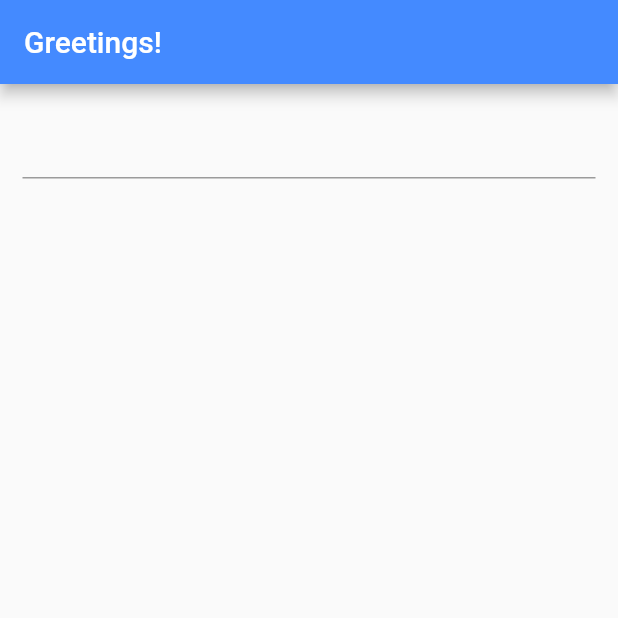
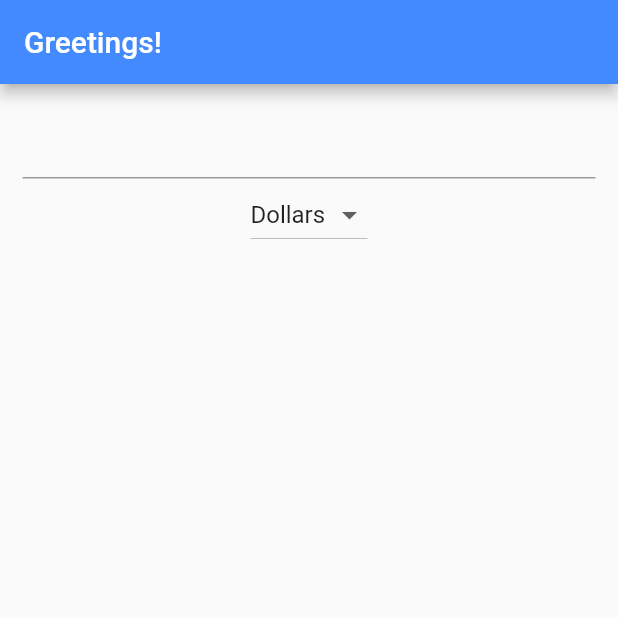
Before and after one commit to EdilsonDiasAlves/trip_cost_app, a Flutter app: the screen it shows after launch, on a phone screen of 412 x 824 dp, the top half of it. Run offline on Flutter 3.47's test engine with Material 2 defaults, Android fonts, the phone set to English and light mode, and no system bars.

Commit message:
Implementing a Dropdown

```diff
--- a/lib/main.dart
+++ b/lib/main.dart
@@ -24,6 +24,8 @@ class HelloYou extends StatefulWidget {
 
 class _HelloYouState extends State<HelloYou> {
   String name = "";
+  final _currencies = ['Dollars', 'Euro', 'Pounds'];
+  String _currency = 'Dollars';
   @override
   Widget build(BuildContext context) {
     return Scaffold(
@@ -42,10 +44,25 @@ class _HelloYouState extends State<HelloYou> {
                 });
               },
             ),
+            DropdownButton<String>(
+              items: _currencies.map((String value) {
+                return DropdownMenuItem(value: value, child: Text(value));
+              }).toList(),
+              value: _currency,
+              onChanged: (String value) {
+                _onDropDownChanged(value);
+              },
+            ),
             Text(name.isNotEmpty ? "Hello " + name + "!" : ""),
           ],
         ),
       ),
     );
   }
+
+  _onDropDownChanged(String value) {
+    setState(() {
+      this._currency = value;
+    });
+  }
 }
```
